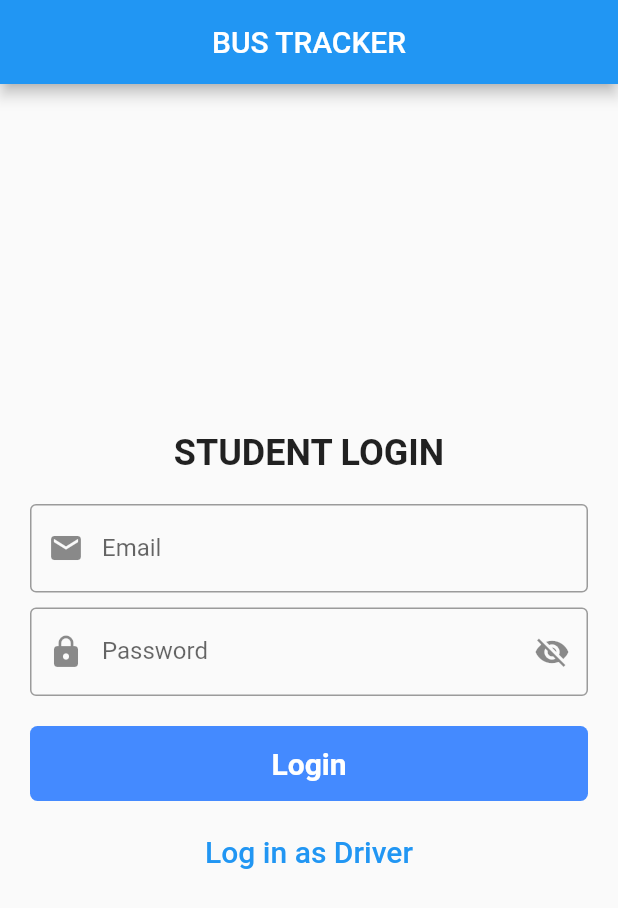
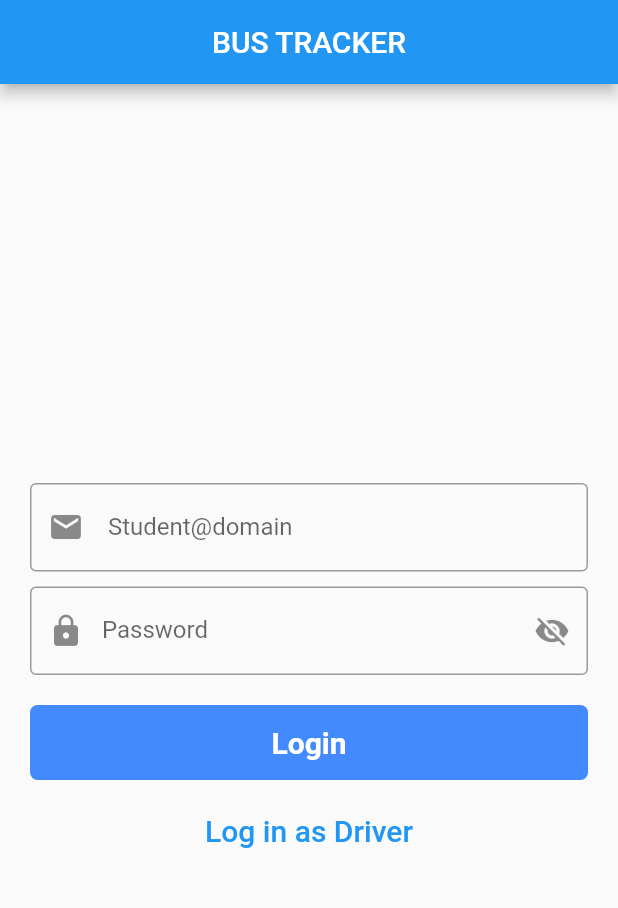
Before and after one commit to top2429/Bus-Tracking-System, a Flutter app: the screen it shows after launch, on a phone screen of 412 x 824 dp. Shown: the top 908 px of the screen. Run offline on Flutter 3.47's test engine with Material 2 defaults, Android fonts, the phone set to English and light mode, and no system bars; our stand-ins replace cloud_firestore, firebase_auth, firebase_core, flutter_map, geolocator, latlong2 and 1 more; accounts and stored records are empty.

Commit message:
making changes started

```diff
--- a/src/bus_tracking_system/lib/screen/ui.dart
+++ b/src/bus_tracking_system/lib/screen/ui.dart
@@ -52,19 +52,19 @@ class _UIState extends State<UI> {
                 crossAxisAlignment: CrossAxisAlignment.center,
                 mainAxisAlignment: MainAxisAlignment.center,
                 children: [
-                Text(
-                  isStudent ? 'STUDENT LOGIN' : 'DRIVER LOGIN',
+                  /*Text(
+                    /*isStudent ? "" : "",
                     style: TextStyle(
                       fontSize: 24,
                       fontWeight: FontWeight.bold,
-                  ),
-                ),
+                    ),*/
+                  ),*/
                   SizedBox(height: 20),
                   TextFormField(
                     keyboardType: TextInputType.emailAddress,
                     controller: emailController,
                     decoration: InputDecoration(
-                    labelText: "Email",
+                      labelText: isStudent ? " Student@domain" : "driver@email",
                       border: OutlineInputBorder(),
                       prefixIcon: Icon(Icons.email),
                     ),
@@ -142,7 +142,6 @@ class _UIState extends State<UI> {
                       ),
                     ),
                   ),
-
                   SizedBox(height: 10),
                   TextButton(
                     onPressed: toggleLoginOption,
@@ -152,8 +151,7 @@ class _UIState extends State<UI> {
                     ),
                   ),
                 ],
-            ))
-            ),
+              ))),
         ),
       ),
     );
```
Also changed, not shown: src/bus_tracking_system/pubspec.lock, 1 other file. Lines whose indentation alone changed are shown as unchanged.
